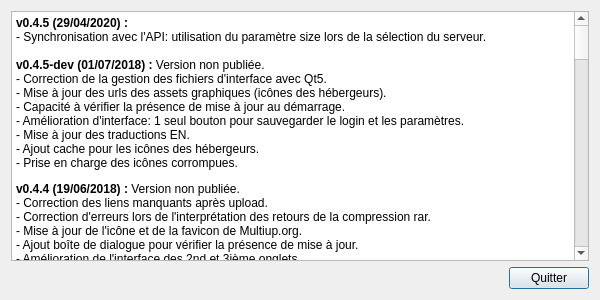
Above: fenvoirmiseajour.ui from ysard/MultiupMaNaGeR before the change. Below: the same form after it.
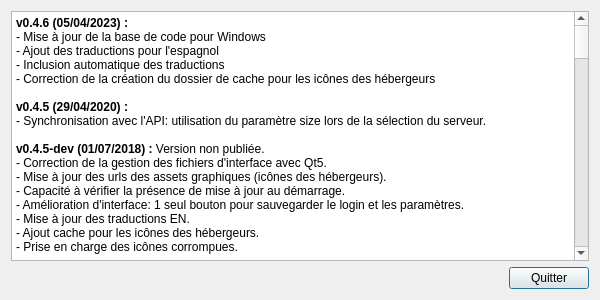
That is the form after the change. Icons and pictures are not drawn.

```diff
--- a/fenvoirmiseajour.ui
+++ b/fenvoirmiseajour.ui
@@ -74,6 +74,12 @@
 &lt;html&gt;&lt;head&gt;&lt;meta name=&quot;qrichtext&quot; content=&quot;1&quot; /&gt;&lt;style type=&quot;text/css&quot;&gt;
 p, li { white-space: pre-wrap; }
 &lt;/style&gt;&lt;/head&gt;&lt;body style=&quot; font-family:'DejaVu Sans'; font-size:9pt; font-weight:400; font-style:normal;&quot;&gt;
+&lt;p style=&quot; margin-top:0px; margin-bottom:0px; margin-left:0px; margin-right:0px; -qt-block-indent:0; text-indent:0px;&quot;&gt;&lt;span style=&quot; font-weight:600;&quot;&gt;v0.4.6 (05/04/2023) :&lt;/span&gt;&lt;/p&gt;
+&lt;p style=&quot; margin-top:0px; margin-bottom:0px; margin-left:0px; margin-right:0px; -qt-block-indent:0; text-indent:0px;&quot;&gt;- Mise à jour de la base de code pour Windows&lt;/p&gt;
+&lt;p style=&quot; margin-top:0px; margin-bottom:0px; margin-left:0px; margin-right:0px; -qt-block-indent:0; text-indent:0px;&quot;&gt;- Ajout des traductions pour l'espagnol&lt;/p&gt;
+&lt;p style=&quot; margin-top:0px; margin-bottom:0px; margin-left:0px; margin-right:0px; -qt-block-indent:0; text-indent:0px;&quot;&gt;- Inclusion automatique des traductions&lt;/p&gt;
+&lt;p style=&quot; margin-top:0px; margin-bottom:0px; margin-left:0px; margin-right:0px; -qt-block-indent:0; text-indent:0px;&quot;&gt;- Correction de la création du dossier de cache pour les icônes des hébergeurs&lt;/p&gt;
+&lt;p style=&quot;-qt-paragraph-type:empty; margin-top:0px; margin-bottom:0px; margin-left:0px; margin-right:0px; -qt-block-indent:0; text-indent:0px;&quot;&gt;&lt;br /&gt;&lt;/p&gt;
 &lt;p style=&quot; margin-top:0px; margin-bottom:0px; margin-left:0px; margin-right:0px; -qt-block-indent:0; text-indent:0px;&quot;&gt;&lt;span style=&quot; font-weight:600;&quot;&gt;v0.4.5 &lt;/span&gt;&lt;span style=&quot; font-family:'DejaVu Sans,serif'; font-weight:600;&quot;&gt;(29/04/2020) :&lt;/span&gt;&lt;/p&gt;
 &lt;p style=&quot; margin-top:0px; margin-bottom:0px; margin-left:0px; margin-right:0px; -qt-block-indent:0; text-indent:0px;&quot;&gt;- Synchronisation avec l'API: utilisation du paramètre size lors de la sélection du serveur.&lt;/p&gt;
 &lt;p style=&quot;-qt-paragraph-type:empty; margin-top:0px; margin-bottom:0px; margin-left:0px; margin-right:0px; -qt-block-indent:0; text-indent:0px;&quot;&gt;&lt;br /&gt;&lt;/p&gt;
```
